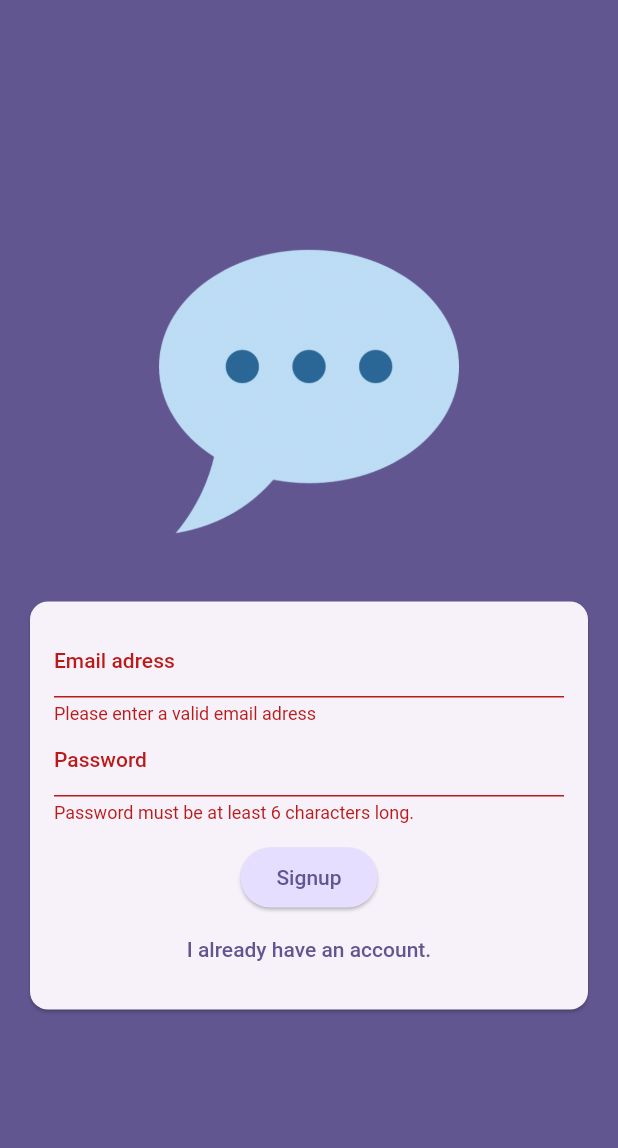
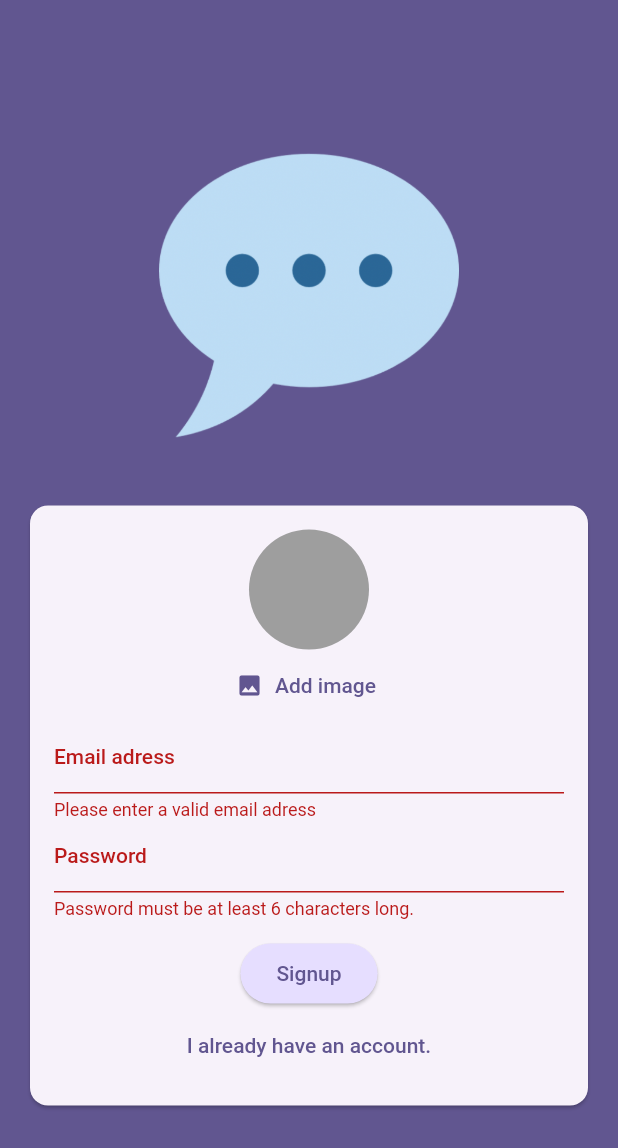
Before and after one commit to stratosfloor/chat-app, a Flutter app: the screen it shows after launch, after a tap on "Login", after a tap on "Create an account", on a phone screen of 412 x 824 dp. Shown: the top 1148 px of the screen. Run offline on Flutter 3.47's test engine with Material 2 defaults, Android fonts, the phone set to English and light mode, and no system bars; our stand-ins replace firebase_auth, firebase_core, image_picker; accounts and stored records are empty; generated files the repository leaves out were written again.

Commit message:
Added imagepicker widget, user can take picture when signing up

```diff
--- a/lib/screens/auth.dart
+++ b/lib/screens/auth.dart
@@ -1,4 +1,4 @@
-import 'package:firebase_core/firebase_core.dart';
+import 'package:chat_app/widgets/user_image_picker.dart';
 import 'package:flutter/material.dart';
 import 'package:firebase_auth/firebase_auth.dart';
 
@@ -75,6 +75,7 @@ class _AuthScreenState extends State<AuthScreen> {
                       child: Column(
                         mainAxisSize: MainAxisSize.min,
                         children: [
+                          if (!_isLogin) UserImagePicker(),
                           TextFormField(
                             decoration: const InputDecoration(
                                 labelText: 'Email adress'),
--- /dev/null
+++ b/lib/widgets/user_image_picker.dart
@@ -0,0 +1,54 @@
+import 'dart:io';
+
+import 'package:flutter/material.dart';
+import 'package:image_picker/image_picker.dart';
+
+class UserImagePicker extends StatefulWidget {
+  const UserImagePicker({super.key});
+
+  @override
+  State<UserImagePicker> createState() => _UserImagePickerState();
+}
+
+class _UserImagePickerState extends State<UserImagePicker> {
+  File? _pickedImageFile;
+
+  void _pickImage() async {
+    // ImagePicker().pickImage(source: ImageSource.gallery);
+    final pickedImage = await ImagePicker().pickImage(
+        source: ImageSource.camera,
+        imageQuality: 50,
+        maxWidth: 150,
+        maxHeight: 150);
+
+    if (pickedImage == null) return;
+
+    setState(() {
+      _pickedImageFile = File(pickedImage.path);
+    });
+  }
+
+  @override
+  Widget build(BuildContext context) {
+    return Column(
+      children: [
+        CircleAvatar(
+          radius: 40,
+          backgroundColor: Colors.grey,
+          foregroundImage:
+              _pickedImageFile != null ? FileImage(_pickedImageFile!) : null,
+        ),
+        TextButton.icon(
+          onPressed: _pickImage,
+          icon: const Icon(Icons.image),
+          label: Text(
+            'Add image',
+            style: TextStyle(
+              color: Theme.of(context).colorScheme.primary,
+            ),
+          ),
+        )
+      ],
+    );
+  }
+}
--- a/pubspec.yaml
+++ b/pubspec.yaml
@@ -36,6 +36,8 @@ dependencies:
   cupertino_icons: ^1.0.2
   firebase_core: ^2.15.1
   firebase_auth: ^4.9.0
+  firebase_storage: ^11.2.6
+  image_picker: ^1.0.4
 
 dev_dependencies:
   flutter_test:
```
Also changed, not shown: pubspec.lock, 5 other files.
